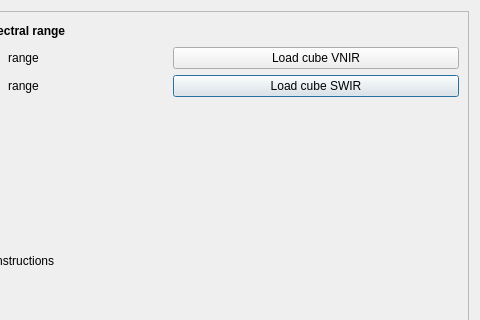
First picture: the form in identification/load_cube_dialog.ui, repository Llanik/Hypertool, before the edit; both pictures show x 433 to 913 and y 0 to 320 of the 913 by 468 pixel window.
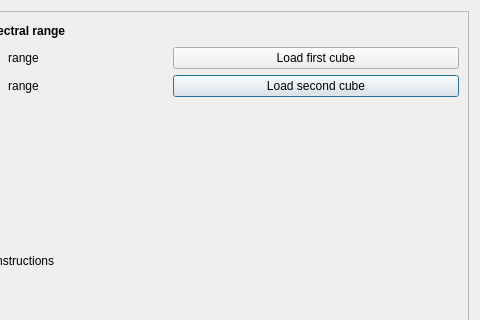
Second picture: the form after the edit.

Commit message: [IDENTIFICATION] : ROI selection, add from disk, traint/predict with reduces channels cube OK FOR INK AND SUBSTRATE

What changed in the file:
```diff
--- a/identification/load_cube_dialog.ui
+++ b/identification/load_cube_dialog.ui
@@ -26,7 +26,7 @@
       <item row="3" column="2">
        <widget class="QPushButton" name="pushButton_load_cube_2">
         <property name="text">
-         <string>Load cube SWIR</string>
+         <string>Load second cube</string>
         </property>
        </widget>
       </item>
@@ -104,7 +104,7 @@
       <item row="2" column="2">
        <widget class="QPushButton" name="pushButton_load_cube_1">
         <property name="text">
-         <string>Load cube VNIR</string>
+         <string>Load first cube</string>
         </property>
        </widget>
       </item>
```
The commit also changes 4 other files.
